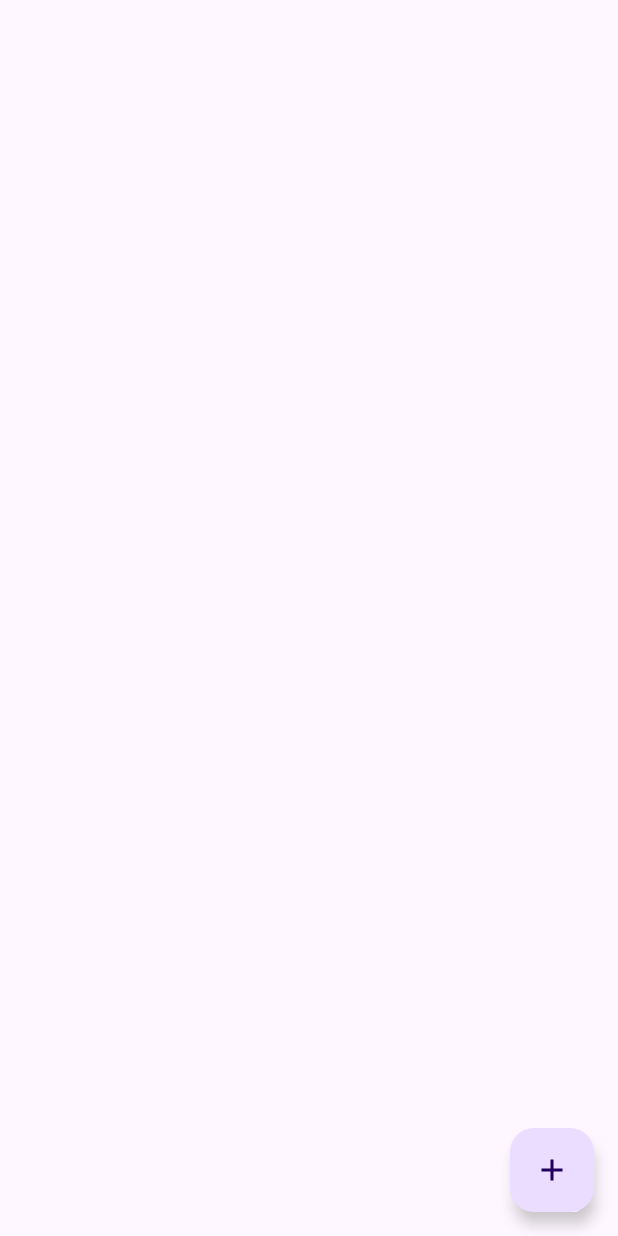
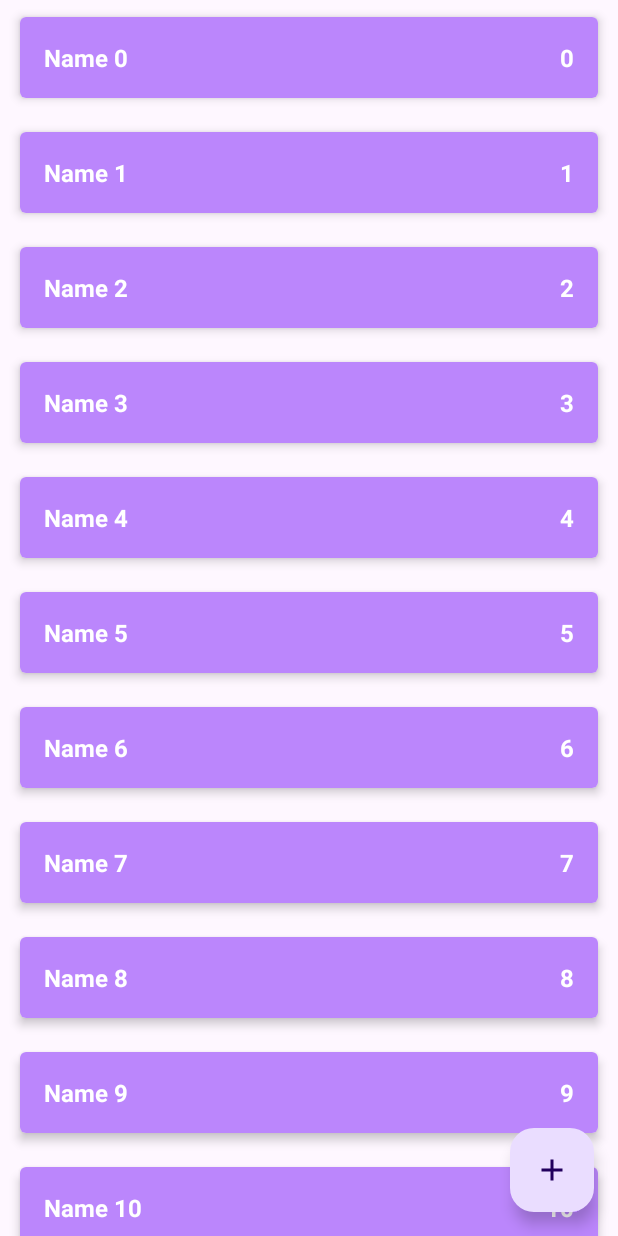
Before and after one commit to Rustam1821/MyShoppingList, an Android app: the screen it shows after launch (MainActivity), on a phone screen of 412 x 824 dp. Run offline under Robolectric (Android 15) with nearby library versions, the phone set to English and light mode, and no system bars.

Commit message:
lesson06

```diff
--- a/app/src/main/java/com/example/myshoppinglist/data/ShopListRepositoryImpl.kt
+++ b/app/src/main/java/com/example/myshoppinglist/data/ShopListRepositoryImpl.kt
@@ -7,12 +7,12 @@ import com.example.myshoppinglist.domain.ShopListRepository
 
 object ShopListRepositoryImpl : ShopListRepository {
 
-    private val shopList = mutableListOf<ShopItem>()
+    private val shopList = sortedSetOf<ShopItem>({ o1, o2 -> o1.id.compareTo(o2.id) })
     private val shopListLD = MutableLiveData<List<ShopItem>>()
     private var autoIncrementId = 0
 
     init {
-        for (i in 0 until 10) {
+        for (i in 0 until 12) {
             val item = ShopItem("Name $i", i, true)
             addShopItem(item)
         }
--- a/app/src/main/java/com/example/myshoppinglist/presentation/MainActivity.kt
+++ b/app/src/main/java/com/example/myshoppinglist/presentation/MainActivity.kt
@@ -1,22 +1,49 @@
 package com.example.myshoppinglist.presentation
 
 import android.os.Bundle
-import android.util.Log
+import android.widget.LinearLayout
+import android.widget.TextView
 import androidx.appcompat.app.AppCompatActivity
 import androidx.lifecycle.ViewModelProvider
 import com.example.myshoppinglist.R
+import com.example.myshoppinglist.domain.ShopItem
 
 class MainActivity : AppCompatActivity() {
 
     private lateinit var viewModel: MainViewModel
+    private lateinit var llShopList: LinearLayout
 
     override fun onCreate(savedInstanceState: Bundle?) {
         super.onCreate(savedInstanceState)
         setContentView(R.layout.activity_main)
+        llShopList = findViewById(R.id.ll_shop_list)
         viewModel = ViewModelProvider(this)[MainViewModel::class.java]
+        viewModel.shopList.observe(this) {
+            showList(it)
+        }
+    }
 
-        viewModel.shopList.observe(this) {
-            Log.d("MainActivityTest", it.toString())
+    private fun showList(list: List<ShopItem>) {
+        llShopList.removeAllViews()
+        for (shopItem in list) {
+            val layoutId = if (shopItem.enabled) {
+                R.layout.item_shop_enabled
+            } else {
+                R.layout.item_shop_disabled
+            }
+            val view = layoutInflater.inflate(layoutId, llShopList, false)
+            view.findViewById<TextView>(R.id.tv_name).apply {
+                text = shopItem.name
+            }
+            view.findViewById<TextView>(R.id.tv_count).apply {
+                text = shopItem.count.toString()
+            }
+
+            view.setOnLongClickListener {
+                viewModel.changeEnableState(shopItem)
+                true
+            }
+            llShopList.addView(view)
         }
     }
 }
--- a/app/src/main/res/layout/activity_main.xml
+++ b/app/src/main/res/layout/activity_main.xml
@@ -6,10 +6,22 @@
     android:layout_height="match_parent"
     tools:context=".presentation.MainActivity">
 
+    <ScrollView
+        android:layout_width="match_parent"
+        android:layout_height="match_parent">
+
+        <LinearLayout
+            android:id="@+id/ll_shop_list"
+            android:layout_width="match_parent"
+            android:layout_height="wrap_content"
+            android:orientation="vertical" />
+    </ScrollView>
+
     <androidx.recyclerview.widget.RecyclerView
         android:id="@+id/rv_shop_list"
         android:layout_width="0dp"
         android:layout_height="0dp"
+        android:visibility="gone"
         app:layoutManager="androidx.recyclerview.widget.LinearLayoutManager"
         app:layout_constraintBottom_toBottomOf="parent"
         app:layout_constraintEnd_toEndOf="parent"
```
